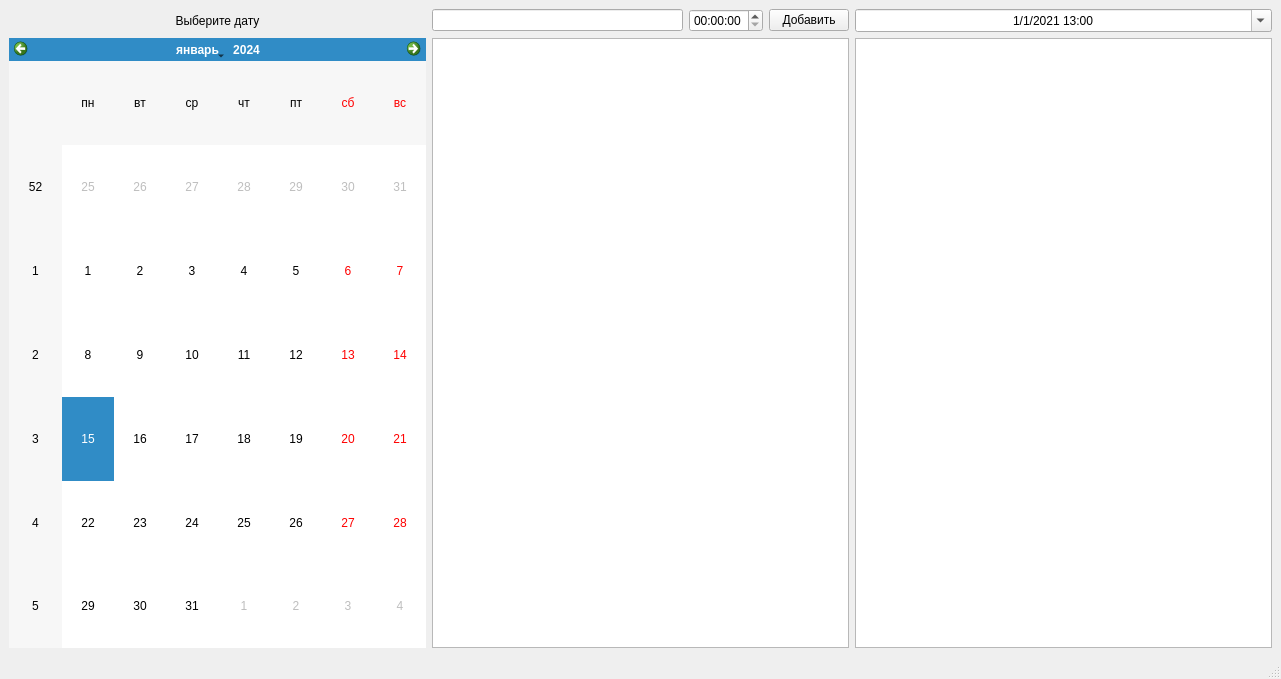
flatedex/test1, file mainwindow.ui: the form before one commit.
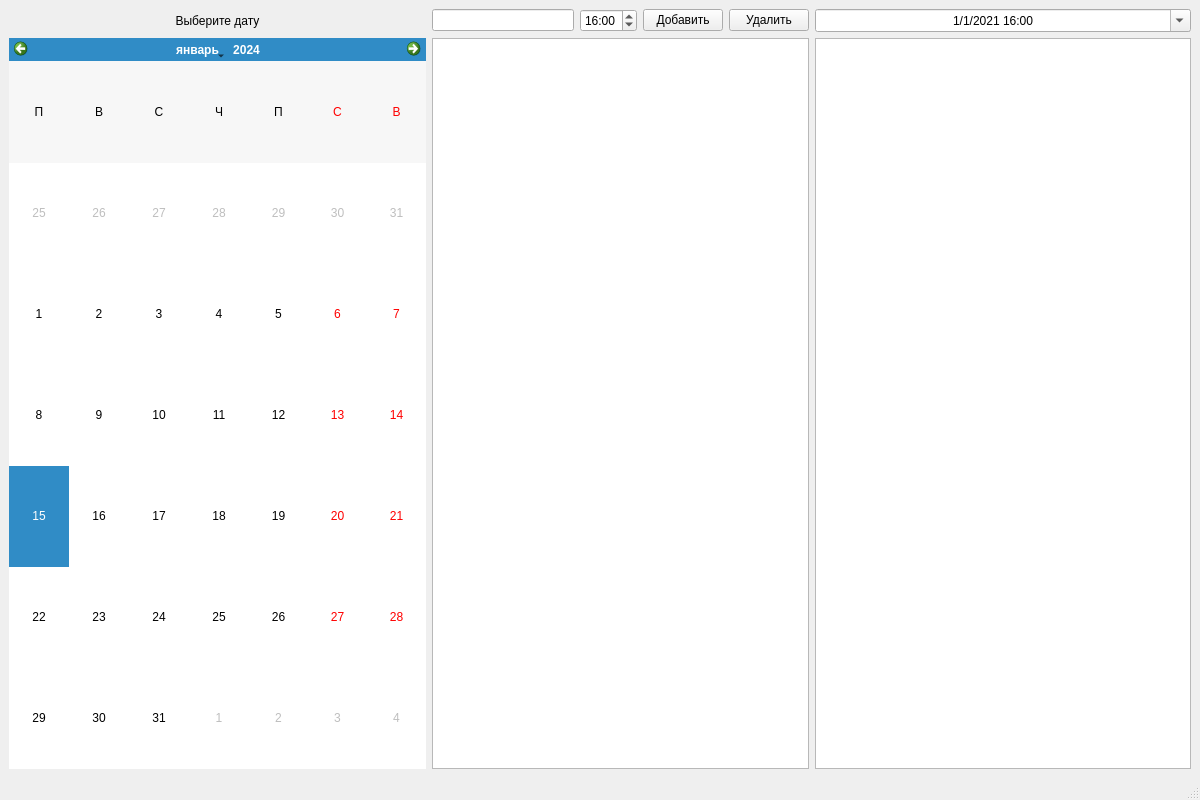
The form after the commit.

```diff
--- a/mainwindow.ui
+++ b/mainwindow.ui
@@ -6,8 +6,8 @@
    <rect>
     <x>0</x>
     <y>0</y>
-    <width>1281</width>
-    <height>679</height>
+    <width>1200</width>
+    <height>800</height>
    </rect>
   </property>
   <property name="windowTitle">
@@ -28,7 +28,7 @@
       </property>
       <property name="dateTime">
        <datetime>
-        <hour>13</hour>
+        <hour>16</hour>
         <minute>0</minute>
         <second>0</second>
         <year>2021</year>
@@ -36,6 +36,13 @@
         <day>1</day>
        </datetime>
       </property>
+      <property name="time">
+       <time>
+        <hour>16</hour>
+        <minute>0</minute>
+        <second>0</second>
+       </time>
+      </property>
       <property name="displayFormat">
        <string notr="true">d/M/yyyy hh:mm</string>
       </property>
@@ -54,6 +61,26 @@
         <property name="alignment">
          <set>Qt::AlignLeading|Qt::AlignLeft|Qt::AlignVCenter</set>
         </property>
+        <property name="dateTime">
+         <datetime>
+          <hour>16</hour>
+          <minute>0</minute>
+          <second>0</second>
+          <year>2000</year>
+          <month>1</month>
+          <day>1</day>
+         </datetime>
+        </property>
+        <property name="displayFormat">
+         <string>hh:mm</string>
+        </property>
+        <property name="time">
+         <time>
+          <hour>16</hour>
+          <minute>0</minute>
+          <second>0</second>
+         </time>
+        </property>
        </widget>
       </item>
       <item>
@@ -63,6 +90,13 @@
         </property>
        </widget>
       </item>
+      <item>
+       <widget class="QPushButton" name="pushButton_2">
+        <property name="text">
+         <string>Удалить</string>
+        </property>
+       </widget>
+      </item>
      </layout>
     </item>
     <item row="1" column="0">
@@ -73,6 +107,21 @@
         <height>0</height>
        </size>
       </property>
+      <property name="firstDayOfWeek">
+       <enum>Qt::Monday</enum>
+      </property>
+      <property name="gridVisible">
+       <bool>false</bool>
+      </property>
+      <property name="horizontalHeaderFormat">
+       <enum>QCalendarWidget::SingleLetterDayNames</enum>
+      </property>
+      <property name="verticalHeaderFormat">
+       <enum>QCalendarWidget::NoVerticalHeader</enum>
+      </property>
+      <property name="navigationBarVisible">
+       <bool>true</bool>
+      </property>
      </widget>
     </item>
     <item row="1" column="2">
```
Left out of the diff: 24 changed lines with no effect on the pictures.
